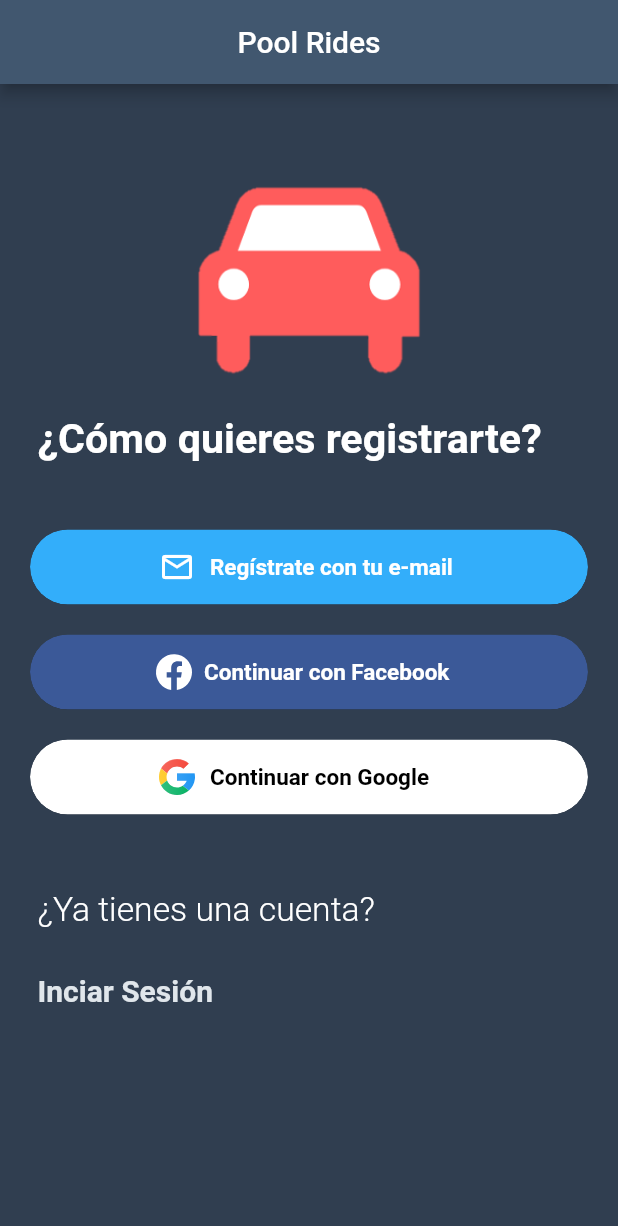
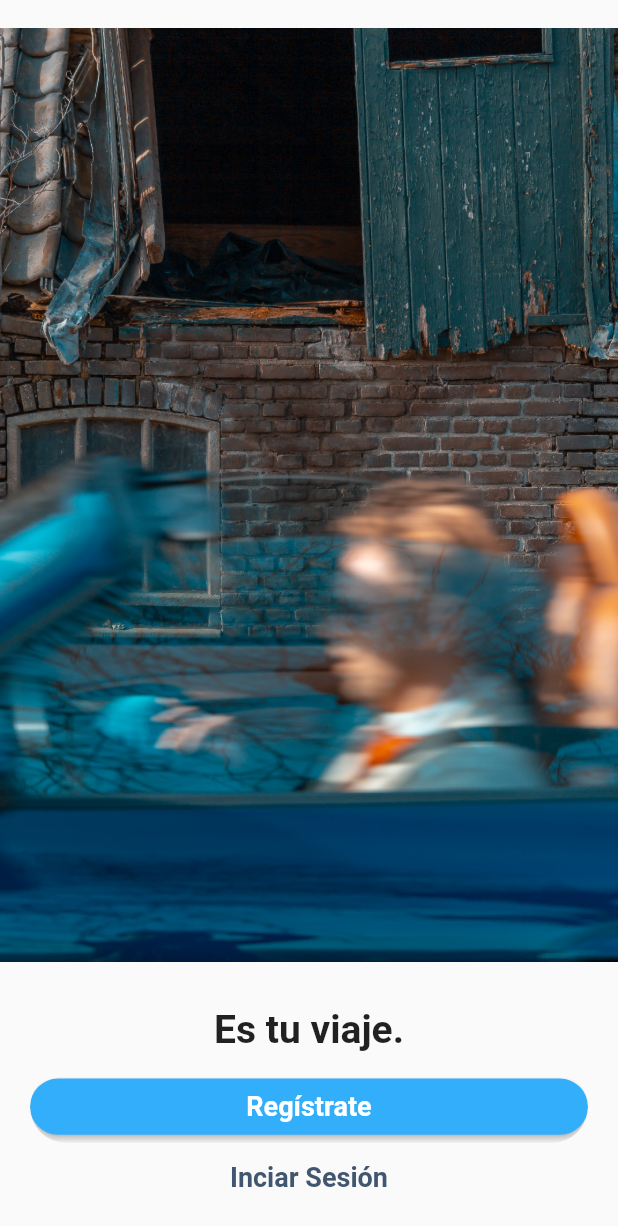
Before and after one commit to mauduran/Pool_Rides, a Flutter app: the screen it shows after launch, on a phone screen of 412 x 824 dp. Shown: the top 1226 px of the screen. Run offline on Flutter 3.47's test engine with Material 2 defaults, Android fonts, the phone set to English and light mode, and no system bars; our stand-ins replace flutter_svg.

Commit message:
Changed principal view with image and 2 buttons

```diff
--- a/lib/principal/principal.dart
+++ b/lib/principal/principal.dart
@@ -13,43 +13,27 @@ class _PrincipalState extends State<Principal> {
   @override
   Widget build(BuildContext context) {
     return Scaffold(
-      appBar: AppBar(
-        centerTitle: true,
-        title: Text("Pool Rides"),
-      ),
-      body: Container(
-        height: MediaQuery.of(context).size.height,
-        color: Color(0xff303e50),
-        child: Center(
+      // appBar: AppBar(
+      //   centerTitle: true,
+      //   title: Text("Pool Rides"),
+      // ),
+      body: Center(
         child: Column(
+          mainAxisAlignment: MainAxisAlignment.start,
+          mainAxisSize: MainAxisSize.min,
           children: [
-              Padding(
-                padding: const EdgeInsets.only(top: 40.0),
-                child: Container(
-                  height: 175,
-                  width: 175,
-                  child: Image(
-                    image: AssetImage("assets/images/car_icon.png"),
-                  ),
-                ),
-              ),
-              Row(
-                children: [
-                  Padding(
-                    padding: const EdgeInsets.only(left: 25.0, top: 5),
-                    child: Text(
-                      "¿Cómo quieres registrarte?",
-                      style: TextStyle(
-                        color: Colors.white,
-                        fontWeight: FontWeight.bold,
-                        fontSize: 27.5,
-                      ),
-                    ),
-                  )
-                ],
+            Image.asset(
+              "assets/images/principal_image.png",
             ),
             SizedBox(
-                height: 45,
+              height: 30,
+            ),
+            Text(
+              "Es tu viaje.",
+              style: Theme.of(context).textTheme.headline5,
+            ),
+            SizedBox(
+              height: 12.5,
             ),
             Row(
               children: [
@@ -63,34 +47,23 @@ class _PrincipalState extends State<Principal> {
                       child: MaterialButton(
                         shape: RoundedRectangleBorder(
                             borderRadius: BorderRadius.circular(100.0)),
-                          height: 50,
-                          // color: Color(0xff0066ff),
-                          // color: Colors.blue[600],
+                        height: 37.5,
                         color: Color.fromARGB(255, 51, 174, 250),
                         child: Row(
+                          mainAxisAlignment: MainAxisAlignment.center,
                           children: [
-                              SizedBox(
-                                width: 70,
-                              ),
-                              Icon(
-                                Icons.email_outlined,
-                                color: Colors.white,
-                              ),
-                              SizedBox(
-                                width: 10,
-                              ),
                             Text(
-                                "Regístrate con tu e-mail",
+                              "Regístrate",
                               style: TextStyle(
                                 color: Colors.white,
                                 fontWeight: FontWeight.bold,
-                                  fontSize: 15,
+                                fontSize: 18,
                               ),
                             ),
                           ],
                         ),
                         onPressed: () {
-                            Navigator.of(context).pushNamed("/SignUp");
+                          Navigator.of(context).pushNamed("/PrincipalSignUp");
                         },
                       ),
                     ),
@@ -99,137 +72,30 @@ class _PrincipalState extends State<Principal> {
               ],
             ),
             SizedBox(
-                height: 20,
+              height: 12.5,
             ),
             Row(
+              mainAxisAlignment: MainAxisAlignment.center,
               children: [
-                  Expanded(
-                    child: Padding(
-                      padding: EdgeInsets.symmetric(
-                        horizontal: 20,
-                      ),
-                      child: ClipRRect(
-                        borderRadius: BorderRadius.circular(100),
-                        child: MaterialButton(
-                          shape: RoundedRectangleBorder(
-                              borderRadius: BorderRadius.circular(100.0)),
-                          height: 50,
-                          color: Color(0xFF3b5998),
-                          child: Row(
-                            children: [
-                              SizedBox(
-                                width: 60,
-                              ),
-                              SvgPicture.asset(
-                                "assets/images/icon_Facebook.svg",
-                                color: Colors.white,
-                              ),
-                              Text(
-                                "Continuar con Facebook",
+                InkWell(
+                  child: new Text(
+                    'Inciar Sesión',
                     style: TextStyle(
-                                  color: Colors.white,
+                      color: Theme.of(context).primaryColor,
                       fontWeight: FontWeight.bold,
-                                  fontSize: 15,
+                      fontSize: 18,
                     ),
                   ),
-                            ],
-                          ),
-                          onPressed: () {},
-                        ),
-                      ),
-                    ),
+                  onTap: () {
+                    Navigator.of(context).pushNamed("/PrincipalSignIn");
+                  },
                 ),
               ],
             ),
             SizedBox(
-                height: 20,
-              ),
-              Row(
-                children: [
-                  Expanded(
-                    child: Padding(
-                      padding: EdgeInsets.symmetric(
-                        horizontal: 20,
-                      ),
-                      child: ClipRRect(
-                        borderRadius: BorderRadius.circular(100),
-                        child: MaterialButton(
-                          shape: RoundedRectangleBorder(
-                              borderRadius: BorderRadius.circular(100.0)),
-                          height: 50,
-                          color: Colors.white,
-                          // color: Color(0xFFf5f5e1),
-                          child: Row(
-                            children: [
-                              SizedBox(
-                                width: 70,
-                              ),
-                              SvgPicture.asset(
-                                "assets/images/icon_google.svg",
-                              ),
-                              SizedBox(
-                                width: 10,
-                              ),
-                              Text(
-                                "Continuar con Google",
-                                style: TextStyle(
-                                  color: Colors.black,
-                                  fontWeight: FontWeight.bold,
-                                  fontSize: 15,
-                                ),
+              height: 10,
             ),
           ],
-                          ),
-                          onPressed: () {},
-                        ),
-                      ),
-                    ),
-                  ),
-                ],
-              ),
-              SizedBox(
-                height: 45,
-              ),
-              Row(
-                children: [
-                  Padding(
-                    padding: const EdgeInsets.only(left: 25.0, top: 5),
-                    child: Text(
-                      "¿Ya tienes una cuenta?",
-                      style: TextStyle(
-                        color: Colors.white,
-                        fontWeight: FontWeight.w300,
-                        fontSize: 22.5,
-                      ),
-                    ),
-                  )
-                ],
-              ),
-              SizedBox(
-                height: 30,
-              ),
-              Row(
-                children: [
-                  Padding(
-                    padding: const EdgeInsets.only(left: 25.0),
-                    child: InkWell(
-                      child: new Text(
-                        'Inciar Sesión',
-                        style: TextStyle(
-                          color: Color(0xffe0e6eb),
-                          fontWeight: FontWeight.bold,
-                          fontSize: 20,
-                        ),
-                      ),
-                      onTap: () {
-                        Navigator.of(context).pushNamed("/test");
-                      },
-                    ),
-                  ),
-                ],
-              ),
-            ],
-          ),
         ),
       ),
     );
```
Lines whose indentation alone changed are shown as unchanged.
